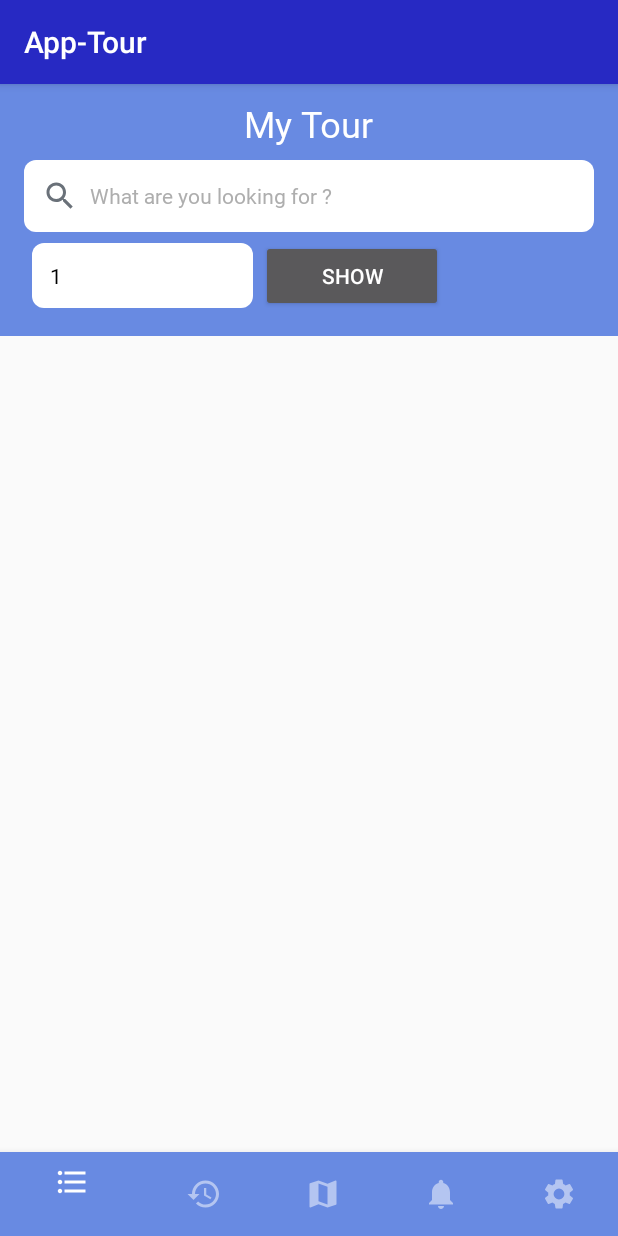
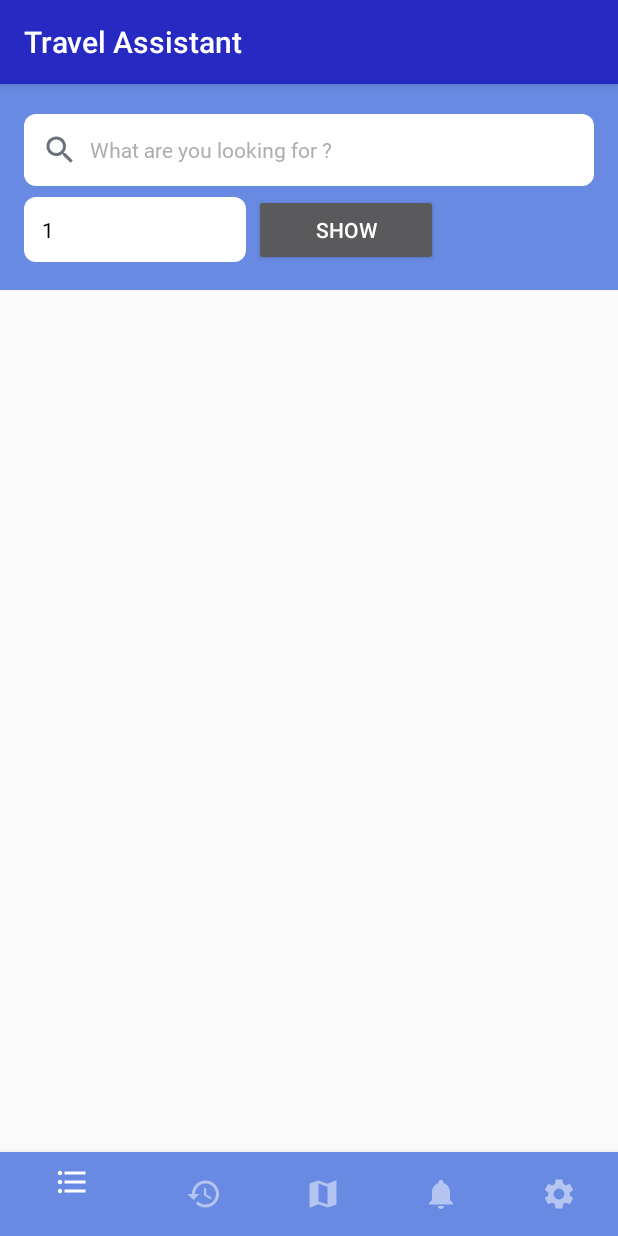
Before and after one commit to NaKfl/android-travel-app, an Android app: the FragmentHome screen opened directly, with no data from a screen before it, on a phone screen of 412 x 824 dp. Run offline under Robolectric (Android 15) with nearby library versions, the phone set to English and light mode, and no system bars; our stand-ins replace Volley; libraries missing offline, so code that uses them is left out: com.facebook, com.facebook.login; network calls fail.

Commit message:
Change layout login page and list tour

```diff
--- a/app/src/main/AndroidManifest.xml
+++ b/app/src/main/AndroidManifest.xml
@@ -5,7 +5,7 @@
     <uses-permission android:name="android.permission.INTERNET" />
 
     <application
-        android:allowBackup="true"
+        android:allowBackup="false"
         android:icon="@mipmap/ic_launcher"
         android:label="App-Tour"
         android:roundIcon="@mipmap/ic_launcher_round"
--- a/app/src/main/java/anhem1nha/shashank/platform/fancyloginpage/FragmentHome.java
+++ b/app/src/main/java/anhem1nha/shashank/platform/fancyloginpage/FragmentHome.java
@@ -7,6 +7,8 @@ import android.support.annotation.Nullable;
 import android.support.v4.app.Fragment;
 import android.support.v4.app.FragmentManager;
 import android.support.v4.app.FragmentTransaction;
+import android.support.v7.app.ActionBar;
+import android.support.v7.app.AppCompatActivity;
 import android.util.Log;
 import android.view.LayoutInflater;
 import android.view.View;
@@ -50,6 +52,9 @@ public class FragmentHome extends Fragment {
     public View onCreateView(@NonNull LayoutInflater inflater, @Nullable ViewGroup container, @Nullable Bundle savedInstanceState) {
         View rootView = inflater.inflate(R.layout.fragment_home,container,false);
         final ListView listView=(ListView)rootView.findViewById(R.id.list_tour_home);
+
+        ((AppCompatActivity)getActivity()).getSupportActionBar().setTitle(R.string.list_tour_title);
+
 
         numPage = (EditText) rootView.findViewById(R.id.numPage);
         btnShow = (Button) rootView.findViewById(R.id.btnShow);
--- a/app/src/main/res/layout/fragment_home.xml
+++ b/app/src/main/res/layout/fragment_home.xml
@@ -24,23 +24,8 @@
                 android:layout_height="wrap_content"
                 android:orientation="vertical">
 
-                <RelativeLayout
-                    android:layout_width="match_parent"
-                    android:layout_height="wrap_content"
-                    android:layout_marginRight="16dp"
-                    android:layout_marginBottom="8dp">
-                    <TextView
-                        android:layout_width="wrap_content"
-                        android:layout_height="wrap_content"
-                        android:layout_centerHorizontal="true"
-                        android:fontFamily="@font/calibri"
-                        android:text="My Tour"
-                        android:textColor="#FFFFFF"
-                        android:textSize="24sp" />
-
-                </RelativeLayout>
-
                 <LinearLayout
+                    android:paddingTop="10dp"
                     android:weightSum="100"
                     android:layout_width="match_parent"
                     android:layout_height="wrap_content"
@@ -69,20 +54,21 @@
                         android:layout_weight="50"
                         android:layout_width="match_parent"
                         android:layout_height="0dp">
+
                         <EditText
-                            android:layout_marginLeft="5dp"
-                            android:inputType="number"
                             android:id="@+id/numPage"
-                            android:layout_weight="10"
                             android:layout_width="wrap_content"
                             android:layout_height="wrap_content"
+                            android:layout_weight="10"
                             android:background="@drawable/white_rounded_shape"
                             android:fontFamily="@font/calibri"
                             android:hint="Number of page?"
+                            android:inputType="number"
                             android:padding="12dp"
                             android:textColor="@android:color/black"
                             android:textColorHint="#aeaeae"
                             android:textSize="14sp" />
+
                         <Button
                             android:layout_marginLeft="5dp"
                             android:id="@+id/btnShow"
```
Also changed, not shown: app/src/main/java/anhem1nha/shashank/platform/fancyloginpage/LoginPage.java (+11 -0 lines), app/src/main/res/layout/activity_login_page.xml (+27 -14 lines), app/src/main/res/layout/tour_single.xml (+5 -8 lines), app/src/main/res/values/strings.xml (+6 -1 lines).
